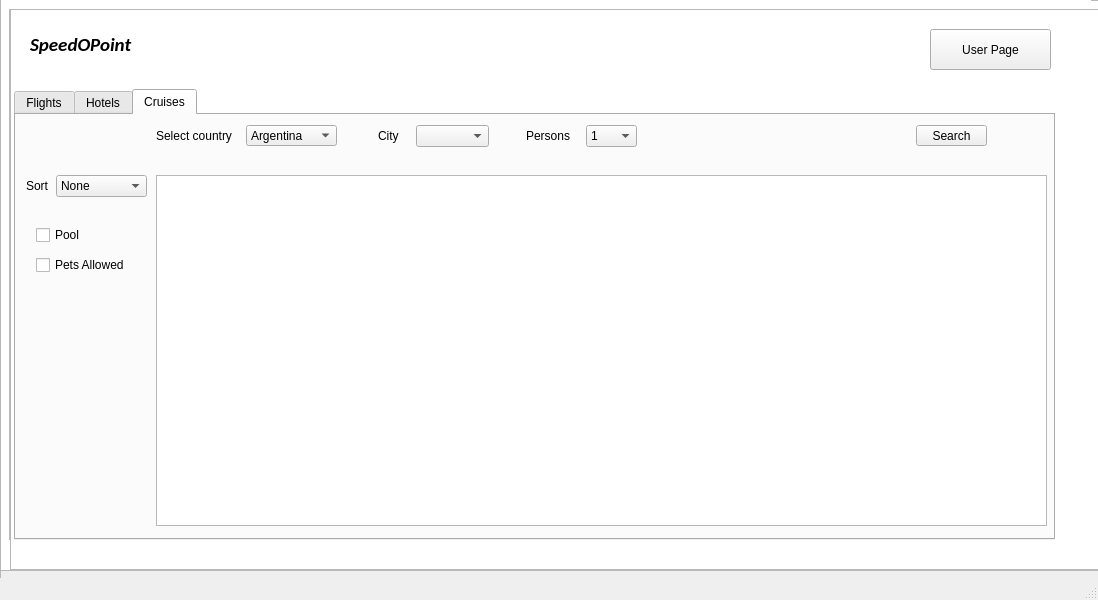
This is SpeedoPoint/mainwindow.ui in AliEissa2077/speedopoint as Qt 5 draws it before an edit. The edited form follows.
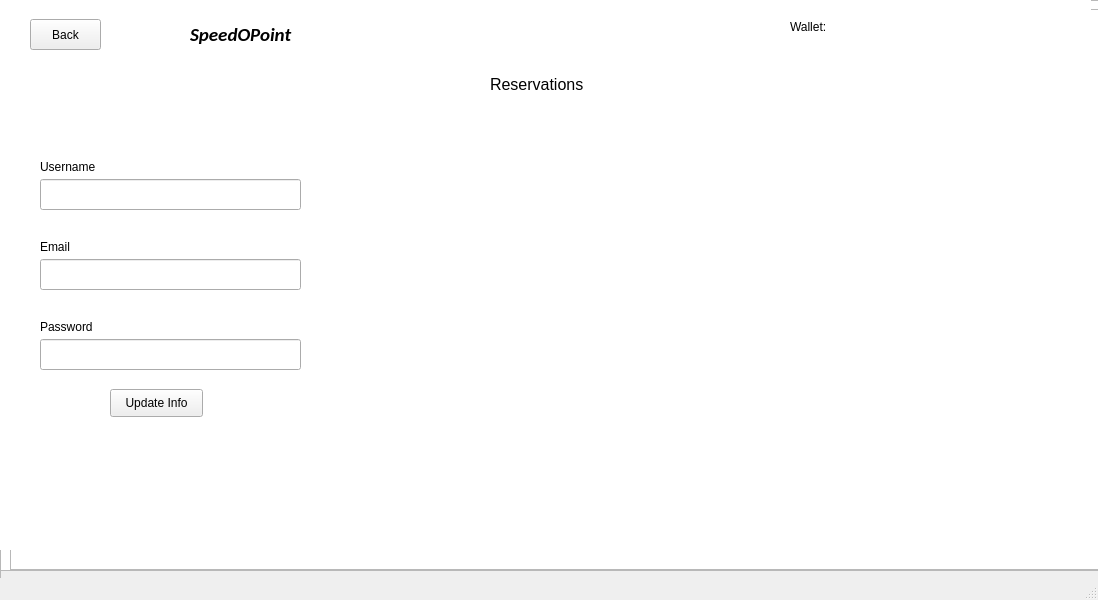
This is the edited form.

What changed in the file:
```diff
--- a/SpeedoPoint/mainwindow.ui
+++ b/SpeedoPoint/mainwindow.ui
@@ -2278,9 +2278,9 @@
     <widget class="QWidget" name="verticalLayoutWidget_6">
      <property name="geometry">
       <rect>
-       <x>480</x>
+       <x>360</x>
        <y>110</y>
-       <width>601</width>
+       <width>721</width>
        <height>431</height>
       </rect>
      </property>
@@ -2418,9 +2418,9 @@
     </widget>
    </widget>
    <zorder>LoginScreen</zorder>
-   <zorder>UserPage</zorder>
    <zorder>DetailsPage</zorder>
    <zorder>Listings</zorder>
+   <zorder>UserPage</zorder>
   </widget>
   <widget class="QMenuBar" name="menubar">
    <property name="geometry">
```
